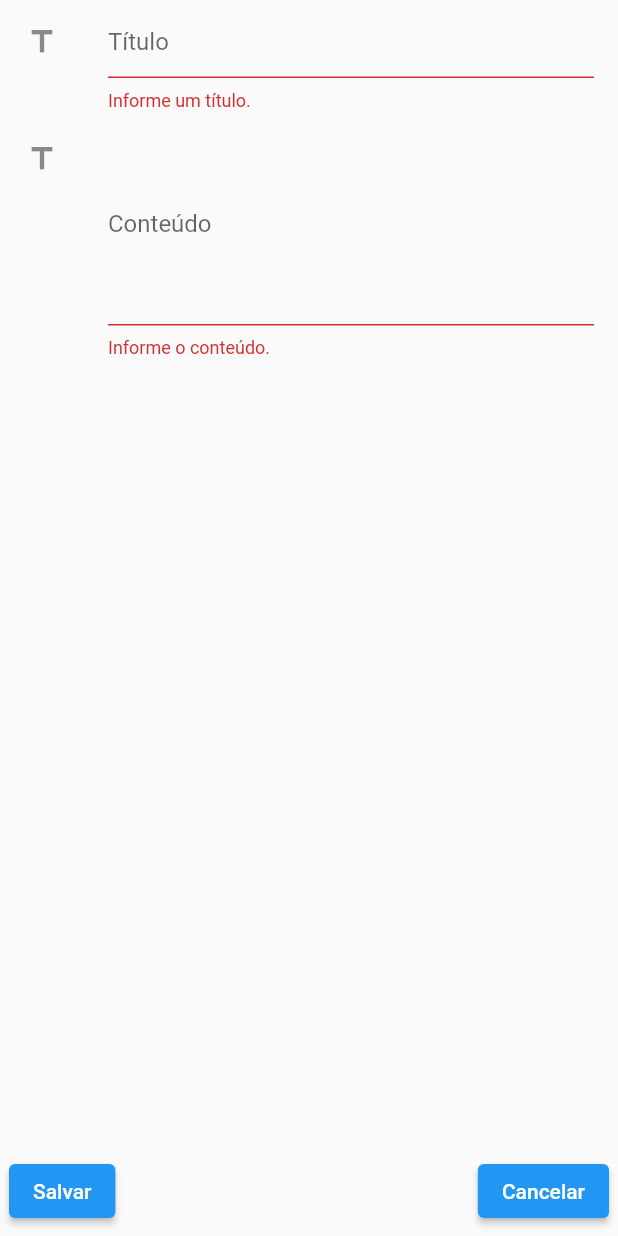
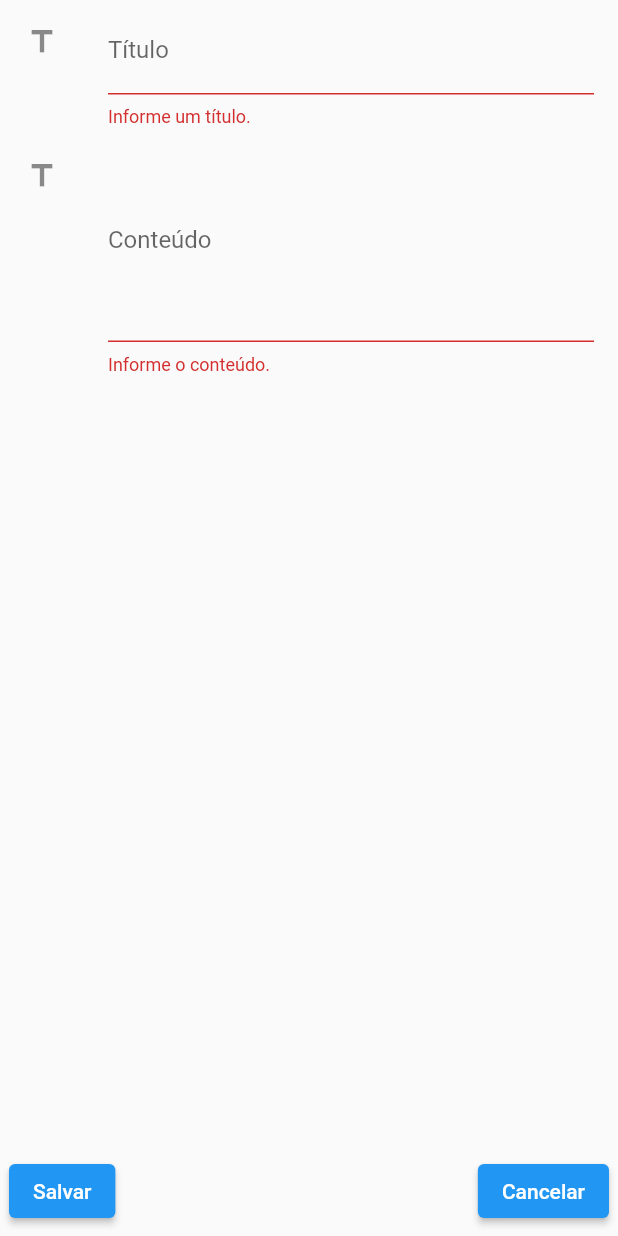
Before and after one commit to carvaldo/FlutterBook, a Flutter app: the NoteEntryWidget screen opened directly, after a tap on "Salvar", on a phone screen of 412 x 824 dp. Run offline on Flutter 3.47's test engine with Material 2 defaults, Android fonts, the phone set to English and light mode, and no system bars; our stand-ins replace flutter_slidable; missing offline and left inert: sqfentity, sqfentity_gen.

Commit message:
Versão funcional do CRUD de notas.

```diff
--- a/lib/base_model.dart
+++ b/lib/base_model.dart
@@ -5,13 +5,15 @@ import 'package:scoped_model/scoped_model.dart';
 import 'package:sqfentity_gen/sqfentity_gen.dart';
 
 abstract class BaseModel<T extends TableBase> extends Model {
-  List<T> _entityList;
+  List<T> entityList;
   T? entityBeingEdited;
   String? chosenDate;
   DateTime? latestLoaded;
   final BaseRepository<T> _repository;
 
-  BaseModel(this._repository) : _entityList = List<T>.empty();
+  BaseModel(this._repository) : entityList = List<T>.empty() {
+    loadList();
+  }
 
   postChosenDate(String? value) {
     chosenDate = value;
@@ -19,23 +21,14 @@ abstract class BaseModel<T extends TableBase> extends Model {
   }
 
   postEntityList(value) {
-    _entityList = value;
+    entityList = value;
     notifyListeners();
   }
 
-  postEntityBeingEdited(T? entity) {
+  postEntityBeingEdited(T entity) async {
     entityBeingEdited = entity;
-    notifyListeners();
-  }
-
-
-  List<T> get entityList {
-    _loadList();
-    return _entityList;
-  }
-
-  set entityList(List<T> value) {
-    _entityList = value;
+    await entityBeingEdited!.saveOrThrow();
+    await loadList();
   }
 
   saveAll(List<T> entities) {
@@ -44,10 +37,16 @@ abstract class BaseModel<T extends TableBase> extends Model {
     }
   }
 
-  _loadList() async {
-    if (latestLoaded == null || DateTime.now().difference(latestLoaded!) > const Duration(seconds: 15)) {
+  delete(T entity) async {
+    await entity.delete();
+    await loadList();
+  }
+
+  loadList() async {
+    // Validação para não entrar em loop.
+    if (latestLoaded == null ||
+        DateTime.now().difference(latestLoaded!) > const Duration(seconds: 1)) {
       latestLoaded = DateTime.now();
-      log("_loadList");
       var list = await _repository.findAll();
       postEntityList(list);
     }
--- a/lib/notes/note_entry_widget.dart
+++ b/lib/notes/note_entry_widget.dart
@@ -28,7 +28,10 @@ class NoteEntryWidget extends StatelessWidget{
           bottomNavigationBar: Padding(
             padding: const EdgeInsets.all(6),
             child: Row(children: [
-              ElevatedButton(onPressed: () => { _saveAndFinish(inContext) }, child: const Text("Salvar")),
+              ElevatedButton(onPressed: () {
+                _save();
+                _back(inContext);
+              }, child: const Text("Salvar")),
               const Spacer(),
               ElevatedButton(onPressed: () => { _back(inContext) }, child: const Text("Cancelar"))
             ],),
@@ -41,7 +44,7 @@ class NoteEntryWidget extends StatelessWidget{
                   leading: const Icon(Icons.title),
                   title: TextFormField(
                     controller: _titleEditingController,
-                    decoration: const InputDecoration(hintText: "Título"),
+                    decoration: const InputDecoration(labelText: "Título"),
                     validator: (String? text) {
                       if (text == null || text.isEmpty) {
                         return "Informe um título.";
@@ -54,7 +57,7 @@ class NoteEntryWidget extends StatelessWidget{
                   leading: const Icon(Icons.title),
                   title: TextFormField(
                     controller: _contentEditingController,
-                    decoration: const InputDecoration(label: Text("Conteúdo")),
+                    decoration: const InputDecoration(labelText: "Conteúdo"),
                     minLines: 5,
                     maxLines: 15,
                     validator: (String? text) {
@@ -82,20 +85,14 @@ class NoteEntryWidget extends StatelessWidget{
     });
   }
 
-  _saveAndFinish(BuildContext context) {
+  _save() {
     if (_formKey.currentState!.validate()) {
-      _updateEntity();
+      var entity = _model.entityBeingEdited!
+        ..title = _titleEditingController.text
+        ..content = _contentEditingController.text;
+      _model.postEntityBeingEdited(entity);
       _model.index = _model.index - 1;
     }
-  }
-
-  _updateEntity() {
-    var title = _titleEditingController.text;
-    var content = _contentEditingController.text;
-    var entity = _model.entityBeingEdited!;
-    entity.title = title;
-    entity.content = content;
-    _model.entityBeingEdited = entity;
   }
 
   _back(BuildContext inContext) {
--- a/lib/notes/note_model.dart
+++ b/lib/notes/note_model.dart
@@ -12,17 +12,17 @@ class NoteModel extends BaseModel<Note> with BaseStack {
   static NoteModel? _model;
   final NotesRepository _repository;
 
-  static NoteModel getInstance({index = 0}) {
-    NoteModel._model ??= NoteModel();
-    return NoteModel._model!;
-  }
-
   NoteModel._(this._repository) : super(_repository);
 
   factory NoteModel() {
     return NoteModel._(NotesRepository());
   }
 
+  static NoteModel getInstance({index = 0}) {
+    NoteModel._model ??= NoteModel();
+    return NoteModel._model!;
+  }
+
   @override
-  List<Widget> getChildren() => [ const NotesListWidget(), NoteEntryWidget() ];
+  List<Widget> getChildren() => [ NotesListWidget(), NoteEntryWidget() ];
 }
```
Also changed, not shown: lib/notes/notes_list_widget.dart (+6 -3 lines).
